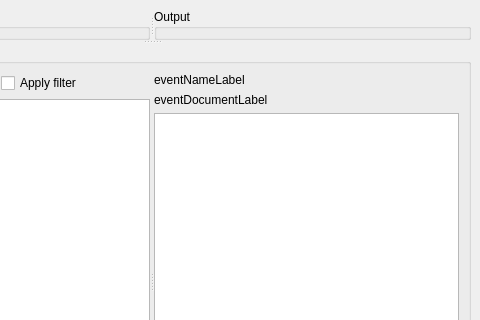
Qt form src/gui/TransformPassView/TransformPassViewWidget.ui (xushengj/PrepPipe) before a commit; both pictures show x 176 to 656 and y 0 to 320 of the 656 by 509 pixel window.
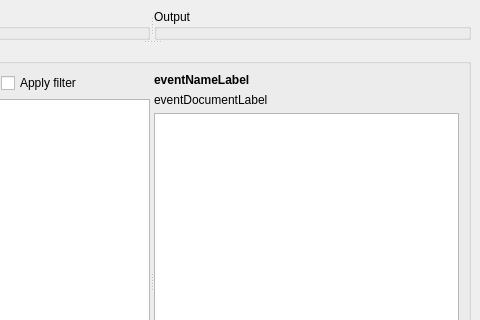
The same form after that commit.

Diff of the .ui file:
```diff
--- a/src/gui/TransformPassView/TransformPassViewWidget.ui
+++ b/src/gui/TransformPassView/TransformPassViewWidget.ui
@@ -116,9 +116,15 @@
                    <verstretch>0</verstretch>
                   </sizepolicy>
                  </property>
+                 <property name="styleSheet">
+                  <string notr="true">font-weight: bold</string>
+                 </property>
                  <property name="text">
                   <string notr="true">eventNameLabel</string>
                  </property>
+                 <property name="wordWrap">
+                  <bool>true</bool>
+                 </property>
                 </widget>
                </item>
                <item>
```
Left out of the diff: 8 changed lines with no effect on the pictures.
